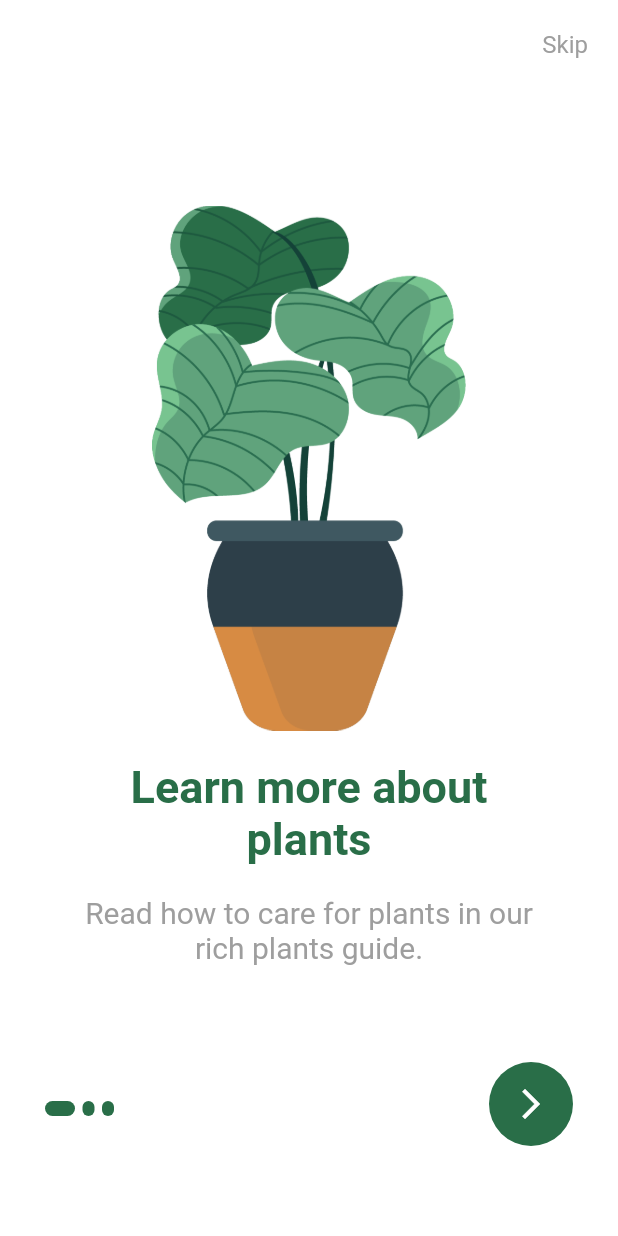
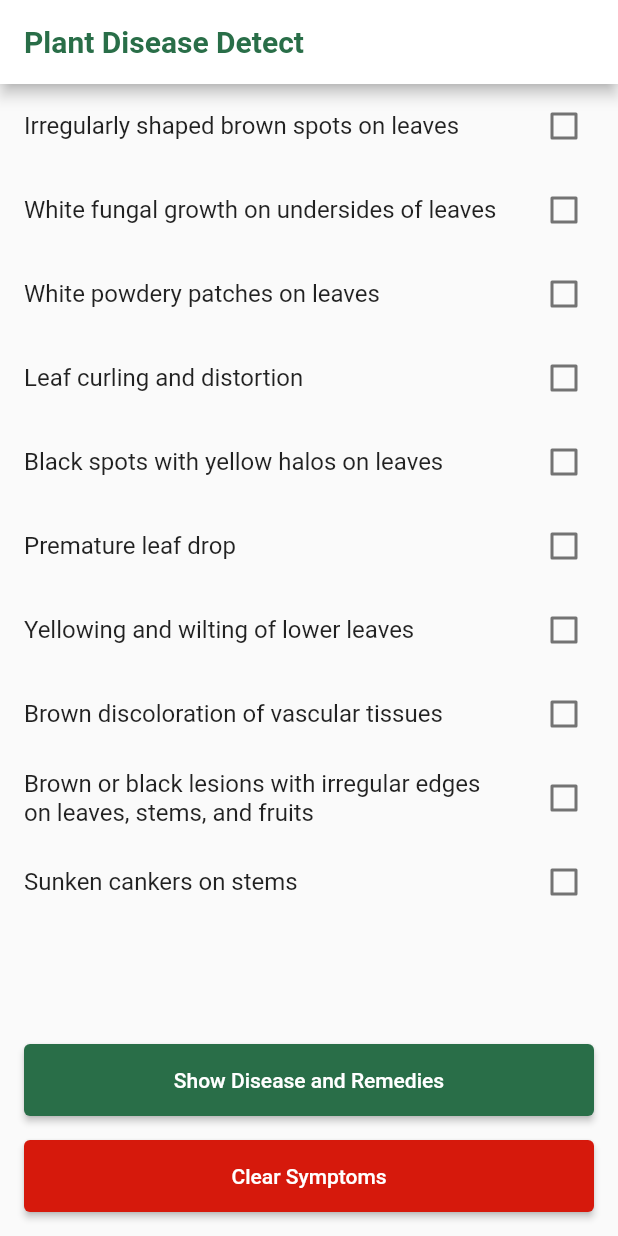
Before and after one commit to Aswin-S25/plants, a Flutter app: the screen it shows after launch, on a phone screen of 412 x 824 dp. Run offline on Flutter 3.47's test engine with Material 2 defaults, Android fonts, the phone set to English and light mode, and no system bars; our stand-ins replace animated_bottom_navigation_bar, page_transition.

Commit message:
Disease detction sample added

```diff
--- /dev/null
+++ b/lib/data/disease.dart
@@ -0,0 +1,56 @@
+class Disease {
+  final String name;
+  final List<String> symptoms;
+  final String remedy;
+
+  Disease({required this.name, required this.symptoms, required this.remedy});
+}
+
+final List<Disease> allDiseases = [
+  Disease(
+    name: 'Late Blight',
+    symptoms: [
+      'Irregularly shaped brown spots on leaves',
+      'White fungal growth on undersides of leaves',
+      'White powdery patches on leaves'
+    ],
+    remedy:
+        'Apply copper-based fungicides to control the spread of the disease.',
+  ),
+  Disease(
+    name: 'Powdery Mildew',
+    symptoms: [
+      'White powdery patches on leaves',
+      'Leaf curling and distortion'
+    ],
+    remedy:
+        'Apply fungicides containing sulfur or potassium bicarbonate to prevent further infection.',
+  ),
+  Disease(
+    name: 'Black Spot',
+    symptoms: [
+      'Black spots with yellow halos on leaves',
+      'Premature leaf drop'
+    ],
+    remedy:
+        'Prune infected leaves and apply fungicides specifically designed for black spot control.',
+  ),
+  Disease(
+    name: 'Fusarium Wilt',
+    symptoms: [
+      'Yellowing and wilting of lower leaves',
+      'Brown discoloration of vascular tissues'
+    ],
+    remedy:
+        'Remove and destroy infected plants, and rotate crops to prevent the disease from spreading.',
+  ),
+  Disease(
+    name: 'Anthracnose',
+    symptoms: [
+      'Brown or black lesions with irregular edges on leaves, stems, and fruits',
+      'Sunken cankers on stems'
+    ],
+    remedy:
+        'Prune affected parts and apply copper-based fungicides to protect healthy tissues.',
+  ),
+];
--- /dev/null
+++ b/lib/data/symptoms.dart
@@ -0,0 +1,12 @@
+final List<String> allSymptoms = [
+  'Irregularly shaped brown spots on leaves',
+  'White fungal growth on undersides of leaves',
+  'White powdery patches on leaves',
+  'Leaf curling and distortion',
+  'Black spots with yellow halos on leaves',
+  'Premature leaf drop',
+  'Yellowing and wilting of lower leaves',
+  'Brown discoloration of vascular tissues',
+  'Brown or black lesions with irregular edges on leaves, stems, and fruits',
+  'Sunken cankers on stems',
+];
--- a/lib/main.dart
+++ b/lib/main.dart
@@ -1,4 +1,5 @@
 import 'package:flutter/material.dart';
+import 'package:plant/ui/disease_detection.dart';
 
 import 'ui/onboarding_screen.dart';
 
@@ -11,9 +12,9 @@ class MyApp extends StatelessWidget {
 
   @override
   Widget build(BuildContext context) {
-    return const MaterialApp(
+    return MaterialApp(
       title: 'Onboarding Screen',
-      home: OnboardingScreen(),
+      home: SymptomSelectionScreen(),
       debugShowCheckedModeBanner: false,
     );
   }
--- /dev/null
+++ b/lib/ui/disease_detection.dart
@@ -0,0 +1,206 @@
+import 'package:flutter/material.dart';
+import 'package:plant/constants.dart';
+import 'package:plant/data/disease.dart';
+import 'package:plant/data/symptoms.dart';
+
+class SymptomSelectionScreen extends StatefulWidget {
+  @override
+  _SymptomSelectionScreenState createState() => _SymptomSelectionScreenState();
+}
+
+class _SymptomSelectionScreenState extends State<SymptomSelectionScreen> {
+  List<String> selectedSymptoms = [];
+
+  void _toggleSymptom(String symptom) {
+    setState(() {
+      if (selectedSymptoms.contains(symptom)) {
+        selectedSymptoms.remove(symptom);
+      } else {
+        selectedSymptoms.add(symptom);
+      }
+    });
+  }
+
+  void _clearSymptoms() {
+    setState(() {
+      selectedSymptoms.clear();
+    });
+  }
+
+  void _showDiseaseAndRemedies() {
+    if (selectedSymptoms.isEmpty) {
+      showDialog(
+        context: context,
+        builder: (BuildContext context) {
+          return AlertDialog(
+            title: Text('No Symptoms Selected'),
+            content: Text('Please select at least one symptom.'),
+            actions: [
+              TextButton(
+                onPressed: () {
+                  Navigator.of(context).pop();
+                },
+                child: Text('Close'),
+              ),
+            ],
+          );
+        },
+      );
+      return;
+    }
+
+    List<Disease> matchedDiseases = [];
+
+    for (var disease in allDiseases) {
+      List<String> diseaseSymptoms = disease.symptoms;
+      int matchingSymptomsCount = 0;
+
+      for (var symptom in selectedSymptoms) {
+        if (diseaseSymptoms.contains(symptom)) {
+          matchingSymptomsCount++;
+        }
+      }
+
+      if (matchingSymptomsCount == selectedSymptoms.length) {
+        matchedDiseases.add(disease);
+      }
+    }
+
+    if (matchedDiseases.isEmpty) {
+      showDialog(
+        context: context,
+        builder: (BuildContext context) {
+          return AlertDialog(
+            title: Text('No Matching Diseases Found'),
+            content: Text('No diseases match the selected symptoms.'),
+            actions: [
+              TextButton(
+                onPressed: () {
+                  Navigator.of(context).pop();
+                },
+                child: Text('Close'),
+              ),
+            ],
+          );
+        },
+      );
+      return;
+    }
+
+    // Display the matched diseases and remedies
+    showDialog(
+      context: context,
+      builder: (BuildContext context) {
+        return AlertDialog(
+          title: Text(
+            'Matched Diseases',
+            style: TextStyle(fontWeight: FontWeight.bold),
+          ),
+          content: Column(
+            crossAxisAlignment: CrossAxisAlignment.stretch,
+            children: [
+              for (var disease in matchedDiseases)
+                Card(
+                  margin: EdgeInsets.symmetric(vertical: 8.0),
+                  child: Padding(
+                    padding: EdgeInsets.all(8.0),
+                    child: Column(
+                      crossAxisAlignment: CrossAxisAlignment.start,
+                      children: [
+                        Text(
+                          disease.name,
+                          style: TextStyle(fontWeight: FontWeight.bold),
+                        ),
+                        SizedBox(height: 8.0),
+                        Text(disease.remedy),
+                      ],
+                    ),
+                  ),
+                ),
+            ],
+          ),
+          actions: [
+            TextButton(
+              onPressed: () {
+                Navigator.of(context).pop();
+              },
+              child: Text(
+                'Close',
+                style: TextStyle(color: Colors.red),
+              ),
+            ),
+          ],
+        );
+      },
+    );
+  }
+
+  @override
+  Widget build(BuildContext context) {
+    return Scaffold(
+      appBar: AppBar(
+        backgroundColor: Colors.white,
+        title: Text(
+          'Plant Disease Detect',
+          style: TextStyle(
+            fontWeight: FontWeight.bold,
+            color: Constants.primaryColor,
+          ),
+        ),
+      ),
+      body: Column(
+        children: [
+          Expanded(
+            child: ListView.builder(
+              itemCount: allSymptoms.length,
+              itemBuilder: (BuildContext context, int index) {
+                final symptom = allSymptoms[index];
+                return CheckboxListTile(
+                  title: Text(
+                    symptom,
+                    style: TextStyle(fontSize: 16.0),
+                  ),
+                  value: selectedSymptoms.contains(symptom),
+                  onChanged: (bool? value) {
+                    _toggleSymptom(symptom);
+                  },
+                );
+              },
+            ),
+          ),
+          Container(
+            padding: EdgeInsets.all(16.0),
+            child: Column(
+              crossAxisAlignment: CrossAxisAlignment.stretch,
+              children: [
+                ElevatedButton(
+                  onPressed: _showDiseaseAndRemedies,
+                  child: Text('Show Disease and Remedies'),
+                  style: ButtonStyle(
+                    backgroundColor:
+                        MaterialStateProperty.all(Constants.primaryColor),
+                    padding: MaterialStateProperty.all(
+                      EdgeInsets.symmetric(vertical: 16.0),
+                    ),
+                  ),
+                ),
+                SizedBox(height: 16.0),
+                ElevatedButton(
+                  onPressed: _clearSymptoms,
+                  child: Text('Clear Symptoms'),
+                  style: ButtonStyle(
+                    backgroundColor: MaterialStateProperty.all(
+                        Color.fromARGB(255, 214, 25, 12)),
+                    padding: MaterialStateProperty.all(
+                      EdgeInsets.symmetric(vertical: 16.0),
+                    ),
+                  ),
+                ),
+              ],
+            ),
+          ),
+        ],
+      ),
+    );
+  }
+}
--- a/lib/ui/screens/profile_page.dart
+++ b/lib/ui/screens/profile_page.dart
@@ -14,7 +14,7 @@ class ProfilePage extends StatelessWidget {
         body: SingleChildScrollView(
       child: Container(
         padding: const EdgeInsets.all(16),
-        height: size.height,
+        // height: size.height,
         width: size.width,
         child: Column(
           crossAxisAlignment: CrossAxisAlignment.center,
```
